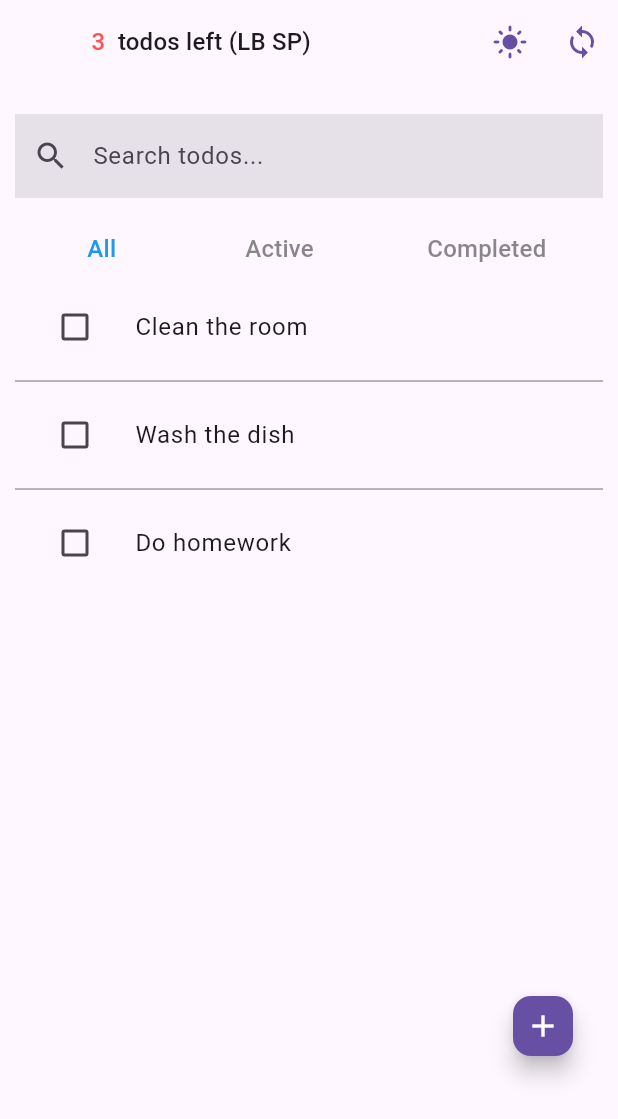
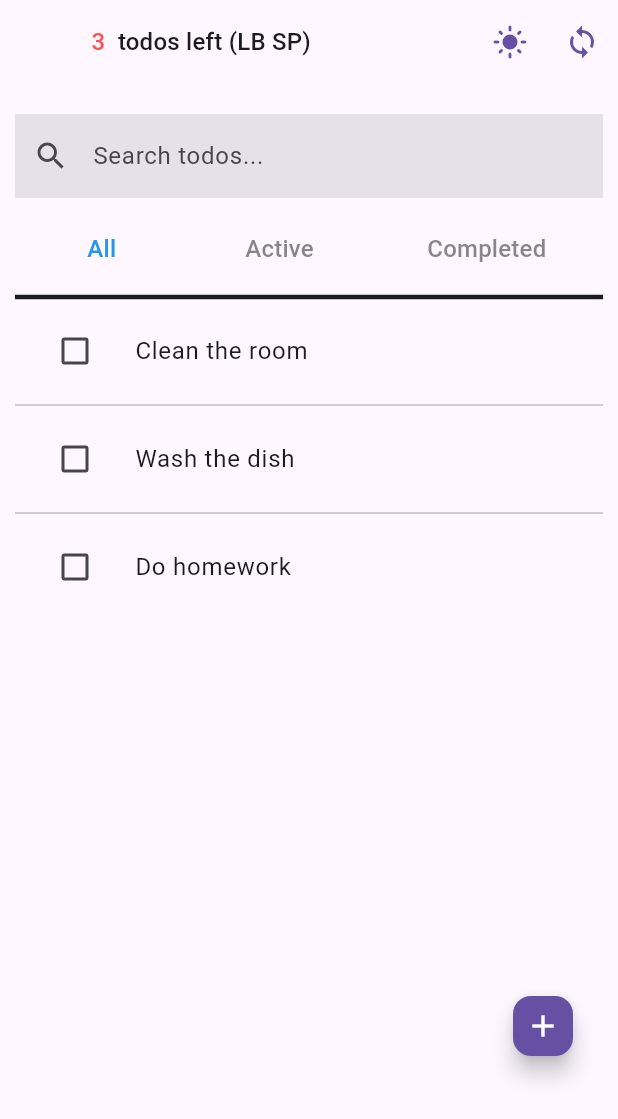
Before and after one commit to RamanGodun/ToDo-PLAYGROUNG-on-CUBIT-SM-approaches-, a Flutter app: the screen it shows after launch, on a phone screen of 412 x 824 dp. Shown: the top 1119 px of the screen. Run offline on Flutter 3.47's test engine with Material 3 defaults, Android fonts, the phone set to English and light mode, and no system bars; drawn by our look-alikes of flutter_slidable; our stand-ins replace bloc, equatable, flutter_bloc, flutter_hooks, google_fonts, hydrated_bloc.

Commit message:
refactor: refactor todo list and item

```diff
--- a/lib/domain/app_constants/app_strings.dart
+++ b/lib/domain/app_constants/app_strings.dart
@@ -11,6 +11,9 @@ abstract class AppStrings {
   static const String okButton = 'OK';
   static const String cancelButton = 'Cancel';
   static const String addButton = 'ADD';
+  static const String editButton = 'Edit';
+  static const String deleteButton = 'Delete';
+  static const String saveButton = 'Save';
 
   /// 🌗 Theme Mode Messages
   static const String lightModeEnabled = 'Light Mode Enabled';
@@ -32,4 +35,8 @@ abstract class AppStrings {
   /// 📝 Create ToDo Dialog
   static const String newTodoTitle = 'New ToDo';
   static const String todoInputHint = 'What to do?';
+
+  /// ✏️ Edit ToDo Dialog
+  static const String editTodoTitle = 'Edit ToDo';
+  static const String newTodoDescription = 'New description';
 }
--- a/lib/ui/widgets/search_and_filter_todo.dart
+++ b/lib/ui/widgets/search_and_filter_todo.dart
@@ -43,6 +43,7 @@ class SearchAndFilterTodo extends StatelessWidget {
             filterButton(context, Filter.completed, AppStrings.filterCompleted),
           ],
         ),
+        Divider(color: Helpers.getColorScheme(context).onSurface, thickness: 3),
       ],
     );
   }
--- a/lib/ui/widgets/show_todos.dart
+++ b/lib/ui/widgets/show_todos.dart
@@ -1,5 +1,7 @@
 import 'package:flutter/material.dart';
 import 'package:flutter_bloc/flutter_bloc.dart';
+import 'package:todo_app_cubit_2ss_playground/domain/app_constants/app_constants.dart';
+import '../../domain/models/todo_model.dart';
 import '../../domain/state/app_settings/app_settings_cubit.dart';
 import '../../domain/utils_and_services/cubits_export.dart';
 import 'todo_item.dart';
@@ -11,7 +13,6 @@ class ShowTodosWidget extends StatelessWidget {
 
   @override
   Widget build(BuildContext context) {
-    // 🔄 Retrieve the current state shape mode dynamically
     final isListenerBasedStateShape = context.select<AppSettingsCubit, bool>(
       (cubit) => cubit.state.isUsingListenerStateShapeForAppFeatures,
     );
@@ -22,7 +23,7 @@ class ShowTodosWidget extends StatelessWidget {
   }
 }
 
-// !Next is with stream subscription state shape
+// ! 🔵 **Stream Subscription-Based State Shape**
 class ShowTodosForStreamSubscriptionStateShape extends StatelessWidget {
   const ShowTodosForStreamSubscriptionStateShape({super.key});
 
@@ -33,30 +34,11 @@ class ShowTodosForStreamSubscriptionStateShape extends StatelessWidget {
         .state
         .filteredTodos;
 
-    return ListView.separated(
-      // ? next two is the alternative using Expanded widget to avoid "unconstrained..." bug
-      primary: false,
-      shrinkWrap: true,
-      itemCount: todos.length,
-      separatorBuilder: (BuildContext context, int index) {
-        return const Divider(color: Colors.grey);
-      },
-      itemBuilder: (BuildContext context, int index) {
-        return Dismissible(
-          key: ValueKey(todos[index].id),
-          background: const DismissibleBackground(0),
-          secondaryBackground: const DismissibleBackground(1),
-          onDismissed: (_) =>
-              context.read<TodoListCubit>().removeTodo(todos[index]),
-          // confirmDismiss: () {},
-          child: TodoItem(todo: todos[index]),
-        );
-      },
-    );
+    return _buildTodoList(context, todos);
   }
 }
 
-// !Next is with Listener state shape
+// ! 🟠 **Listener-Based State Shape**
 class ShowTodosWithListenerStateShape extends StatelessWidget {
   const ShowTodosWithListenerStateShape({super.key});
 
@@ -103,48 +85,23 @@ class ShowTodosWithListenerStateShape extends StatelessWidget {
           },
         ),
       ],
-      child: ListView.separated(
-        primary: false,
-        shrinkWrap: true,
-        itemCount: todos.length,
-        separatorBuilder: (BuildContext context, int index) {
-          return const Divider(color: Colors.grey);
-        },
-        itemBuilder: (BuildContext context, int index) {
-          return Dismissible(
-            key: ValueKey(todos[index].id),
-            background: const DismissibleBackground(0),
-            secondaryBackground: const DismissibleBackground(1),
-            onDismissed: (_) =>
-                context.read<TodoListCubit>().removeTodo(todos[index]),
-            // confirmDismiss: (_) {},
-            child: TodoItem(todo: todos[index]),
-          );
-        },
-      ),
+      child: _buildTodoList(context, todos),
     );
   }
 }
 
-/// 🛠️ [DismissibleBackground] віджет для відображення червоного фону
-/// під час свайпу елементу списку [Todo].
-class DismissibleBackground extends StatelessWidget {
-  final int direction;
-
-  const DismissibleBackground(this.direction, {super.key});
-
-  @override
-  Widget build(BuildContext context) {
-    return Container(
-      margin: const EdgeInsets.all(4.0),
-      padding: const EdgeInsets.symmetric(horizontal: 10.0),
-      color: Colors.red,
-      alignment: direction == 0 ? Alignment.centerLeft : Alignment.centerRight,
-      child: const Icon(
-        Icons.delete,
-        size: 30.0,
-        color: Colors.white,
-      ),
-    );
-  }
+// ? 🔧 ** Method for list building **
+Widget _buildTodoList(BuildContext context, List<Todo> todos) {
+  return ListView.separated(
+    primary: false,
+    shrinkWrap: true,
+    itemCount: todos.length,
+    separatorBuilder: (BuildContext context, int index) {
+      return const Divider(
+          color: AppConstants.darkSurfaceColor, thickness: 0.5);
+    },
+    itemBuilder: (BuildContext context, int index) {
+      return SlidableTodoItem(todo: todos[index]);
+    },
+  );
 }
--- a/lib/ui/widgets/todo_item.dart
+++ b/lib/ui/widgets/todo_item.dart
@@ -1,88 +1,62 @@
 import 'package:flutter/material.dart';
+import 'package:flutter_slidable/flutter_slidable.dart';
 import 'package:flutter_bloc/flutter_bloc.dart';
-
+import 'package:todo_app_cubit_2ss_playground/domain/app_constants/app_constants.dart';
+import 'package:todo_app_cubit_2ss_playground/domain/app_constants/app_strings.dart';
 import '../../domain/models/todo_model.dart';
 import '../../domain/utils_and_services/cubits_export.dart';
+import '../../domain/utils_and_services/show_dialog.dart';
 
-class TodoItem extends StatefulWidget {
+/// 📌 [SlidableTodoItem] - A wrapper around `TodoItem` that adds swipe actions.
+class SlidableTodoItem extends StatelessWidget {
   final Todo todo;
-  const TodoItem({required this.todo, super.key});
+  const SlidableTodoItem({super.key, required this.todo});
 
   @override
-  State<TodoItem> createState() => _TodoItemState();
+  Widget build(BuildContext context) {
+    return Slidable(
+      key: ValueKey(todo.id),
+      startActionPane: ActionPane(
+        motion: const StretchMotion(),
+        children: [
+          SlidableAction(
+            onPressed: (_) => DialogService.editTodo(context, todo),
+            backgroundColor: AppConstants.darkPrimaryColor,
+            foregroundColor: AppConstants.darkForegroundColor,
+            label: AppStrings.editButton,
+          ),
+        ],
+      ),
+      endActionPane: ActionPane(
+        motion: const StretchMotion(),
+        children: [
+          SlidableAction(
+            onPressed: (_) => context.read<TodoListCubit>().removeTodo(todo),
+            backgroundColor: AppConstants.errorColor,
+            foregroundColor: AppConstants.darkForegroundColor,
+            icon: Icons.delete,
+            label: AppStrings.deleteButton,
+          ),
+        ],
+      ),
+      child: TodoItem(todo: todo),
+    );
+  }
 }
 
-class _TodoItemState extends State<TodoItem> {
-  late final TextEditingController textController;
-
-  @override
-  void initState() {
-    super.initState();
-    textController = TextEditingController();
-  }
+/// 📌 [TodoItem] - A single ToDo item in the list.
+class TodoItem extends StatelessWidget {
+  final Todo todo;
+  const TodoItem({super.key, required this.todo});
 
   @override
   Widget build(BuildContext context) {
     return ListTile(
-      onTap: () {
-        showDialog(
-          context: context,
-          builder: (context) {
-            bool error = false;
-            textController.text = widget.todo.desc;
-
-            return StatefulBuilder(
-              builder: (BuildContext context, StateSetter setState) {
-                return AlertDialog(
-                  title: const Text('Edit Todo'),
-                  content: TextField(
-                    controller: textController,
-                    autofocus: true,
-                    decoration: InputDecoration(
-                      errorText: error ? "Value cannot be empty" : null,
-                    ),
-                  ),
-                  actions: [
-                    TextButton(
-                      onPressed: () => Navigator.pop(context),
-                      child: const Text('CANCEL'),
-                    ),
-                    TextButton(
-                      onPressed: () {
-                        setState(() {
-                          error = textController.text.isEmpty ? true : false;
-                          if (!error) {
-                            context.read<TodoListCubit>().editTodo(
-                                  widget.todo.id,
-                                  textController.text,
-                                );
-
-                            Navigator.pop(context);
-                          }
-                        });
-                      },
-                      child: const Text('EDIT'),
-                    ),
-                  ],
-                );
-              },
-            );
-          },
-        );
-      },
       leading: Checkbox(
-        value: widget.todo.completed,
-        onChanged: (bool? checked) {
-          context.read<TodoListCubit>().toggleTodo(widget.todo.id);
-        },
+        value: todo.completed,
+        onChanged: (_) => context.read<TodoListCubit>().toggleTodo(todo.id),
       ),
-      title: Text(widget.todo.desc),
+      title: Text(todo.desc),
     );
   }
-
-  @override
-  void dispose() {
-    textController.dispose();
-    super.dispose();
-  }
 }
--- a/pubspec.yaml
+++ b/pubspec.yaml
@@ -15,6 +15,7 @@ dependencies:
     sdk: flutter
   flutter_bloc: ^9.0.0
   flutter_hooks: ^0.21.2
+  flutter_slidable: ^4.0.0
   get_it: ^8.0.3
   google_fonts: ^6.2.1
   hydrated_bloc: ^10.0.0
```
Also changed, not shown: lib/domain/utils_and_services/overlay_service.dart (+6 -13 lines), lib/domain/utils_and_services/show_dialog.dart (+13 -1 lines), lib/ui/widgets/edit_todo.dart (added, +43 -0 lines), lib/ui/widgets/create_todo.dart (renamed from lib/ui/widgets/create_todo_dialog.dart), 1 other file.
